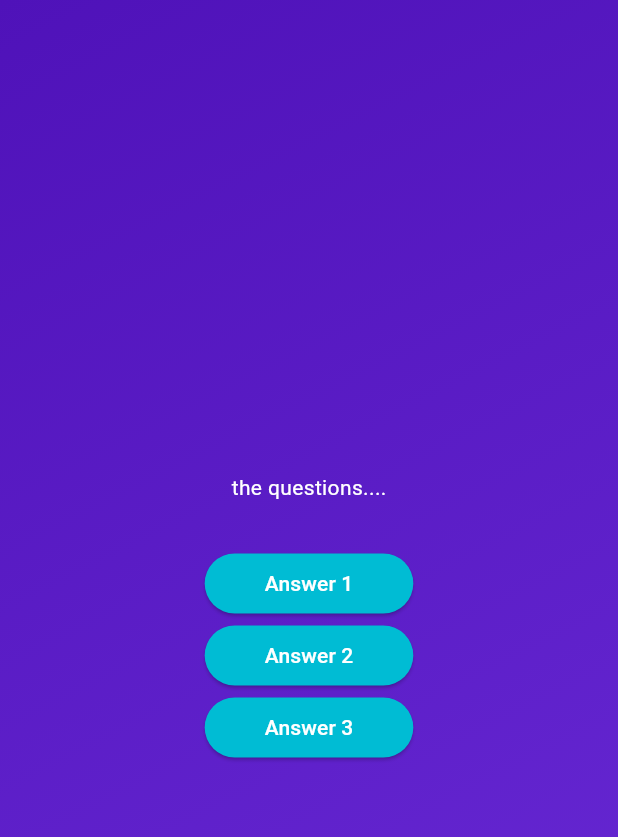
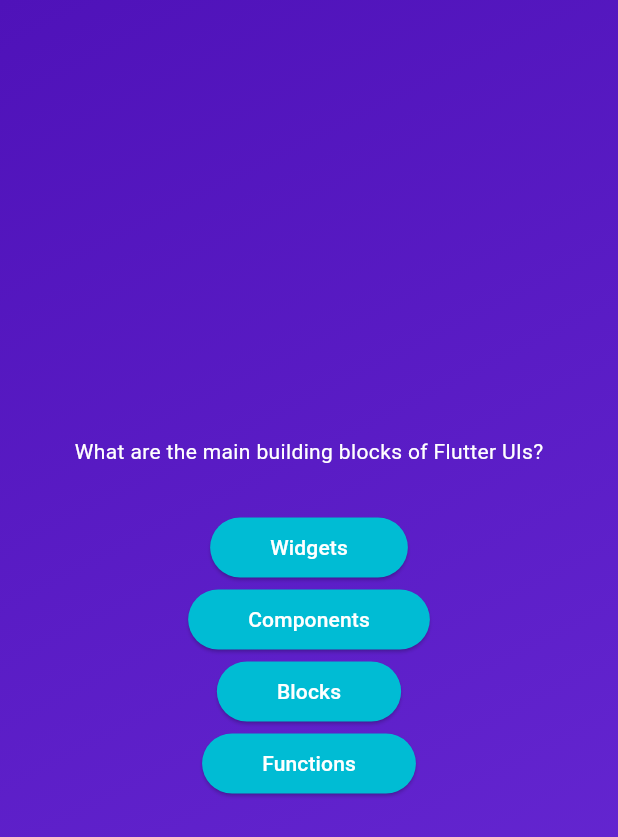
Before and after one commit to Nyi-Nyi-Zin/quiz-app, a Flutter app: the screen it shows after launch, after a tap on "Start Quiz", on a phone screen of 412 x 824 dp. Shown: the top 837 px of the screen. Run offline on Flutter 3.47's test engine with Material 3 defaults, Android fonts, the phone set to English and light mode, and no system bars.

Commit message:
71. Accessing List Elements & Object Properties

```diff
--- a/lib/answer_button.dart
+++ b/lib/answer_button.dart
@@ -1,7 +1,11 @@
 import 'package:flutter/material.dart';
 
 class AnswerButton extends StatelessWidget {
-  AnswerButton({super.key, required this.answerText, required this.onTap});
+  const AnswerButton({
+    super.key,
+    required this.answerText,
+    required this.onTap,
+  });
 
   final String answerText;
   final void Function() onTap;
--- a/lib/questions_screen.dart
+++ b/lib/questions_screen.dart
@@ -1,4 +1,5 @@
 import 'package:adv_basics/answer_button.dart';
+import 'package:adv_basics/data/questions.dart';
 import 'package:flutter/material.dart';
 
 class QuestionsScreen extends StatefulWidget {
@@ -13,19 +14,21 @@ class QuestionsScreen extends StatefulWidget {
 class _QuestionsScreenState extends State<QuestionsScreen> {
   @override
   Widget build(context) {
+    final currentQuestion = questions[0];
     return SizedBox(
       width: double.infinity,
       child: Column(
         mainAxisAlignment: MainAxisAlignment.center,
         children: [
-          const Text(
-            'the questions....',
-            style: TextStyle(color: Colors.white),
+          Text(
+            currentQuestion.text,
+            style: const TextStyle(color: Colors.white),
           ),
           const SizedBox(height: 30),
-          AnswerButton(answerText: 'Answer 1', onTap: () {}),
-          AnswerButton(answerText: 'Answer 2', onTap: () {}),
-          AnswerButton(answerText: 'Answer 3', onTap: () {}),
+          AnswerButton(answerText: currentQuestion.answers[0], onTap: () {}),
+          AnswerButton(answerText: currentQuestion.answers[1], onTap: () {}),
+          AnswerButton(answerText: currentQuestion.answers[2], onTap: () {}),
+          AnswerButton(answerText: currentQuestion.answers[3], onTap: () {}),
         ],
       ),
     );
```
